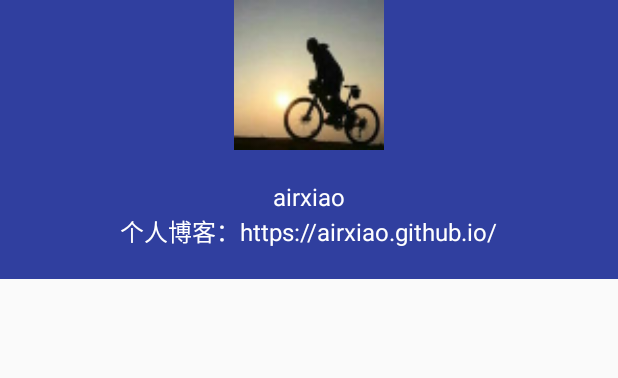
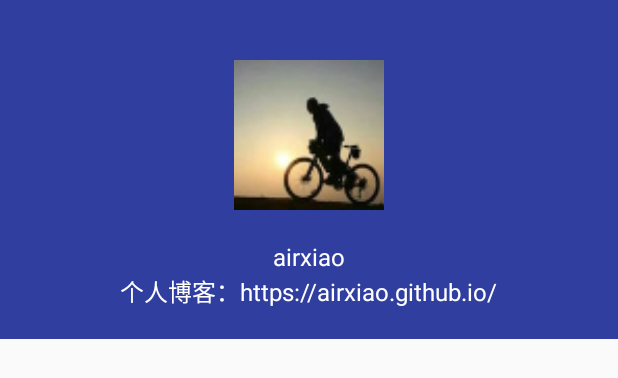
Before and after one commit to airxiao/O, an Android app: the layout drawer_head.xml on its own in the app's theme, with its tools: preview values and no code run, on a phone screen of 412 x 824 dp. Shown: the top 378 px of the screen. Run offline under Robolectric (Android 15) with nearby library versions, the phone set to English and light mode, and no system bars.

Commit message:
初步完成侧滑效果

```diff
--- a/app/build.gradle
+++ b/app/build.gradle
@@ -25,6 +25,7 @@ dependencies {
         exclude group: 'com.android.support', module: 'support-annotations'
     })
     compile 'com.android.support:appcompat-v7:25.3.1'
+    compile 'com.android.support:support-v4:25.3.1'
     compile 'com.android.support:design:25.3.1'
     testCompile 'junit:junit:4.12'
 
--- /dev/null
+++ b/app/src/main/res/drawable/abc_btn_radio_material.xml
@@ -0,0 +1,5 @@
+<?xml version="1.0" encoding="utf-8"?>
+<selector xmlns:android="http://schemas.android.com/apk/res/android">
+<item android:state_checked="true"  android:drawable="@drawable/icon_item_select"/>
+    <item android:drawable="@drawable/icon_item_unselect"/>
+</selector>
--- a/app/src/main/res/layout/content_main.xml
+++ b/app/src/main/res/layout/content_main.xml
@@ -32,6 +32,7 @@
 
             <android.support.design.widget.TabLayout
                 android:id="@+id/tabs"
+                android:background="@color/colorPrimary"
                 android:layout_width="match_parent"
                 android:layout_height="wrap_content" />
         </RelativeLayout>
--- a/app/src/main/res/layout/drawer_head.xml
+++ b/app/src/main/res/layout/drawer_head.xml
@@ -1,31 +1,32 @@
 <?xml version="1.0" encoding="utf-8"?>
 <LinearLayout xmlns:android="http://schemas.android.com/apk/res/android"
     android:layout_width="match_parent"
+    android:layout_height="wrap_content"
     android:background="?attr/colorPrimaryDark"
-    android:orientation="vertical"
     android:gravity="center"
-    android:layout_height="wrap_content">
+    android:orientation="vertical">
 
     <ImageView
-        android:background="@drawable/avatar"
         android:layout_width="100dp"
-        android:layout_height="100dp" />
+        android:layout_height="100dp"
+        android:layout_marginTop="40dp"
+        android:background="@drawable/avatar" />
 
     <TextView
+        android:layout_width="wrap_content"
+        android:layout_height="wrap_content"
+        android:layout_marginTop="20dp"
         android:text="airxiao"
         android:textColor="?android:attr/textColorPrimaryInverse"
-        android:layout_width="wrap_content"
-        android:textSize="16sp"
-        android:layout_marginTop="20dp"
-        android:layout_height="wrap_content" />
+        android:textSize="16sp" />
 
 
     <TextView
+        android:layout_width="wrap_content"
+        android:layout_height="wrap_content"
+        android:layout_marginBottom="20dp"
         android:text="个人博客：https://airxiao.github.io/"
         android:textColor="?android:attr/textColorPrimaryInverse"
-        android:layout_width="wrap_content"
-        android:textSize="16sp"
-        android:layout_height="wrap_content"
-        android:layout_marginBottom="20dp"/>
+        android:textSize="16sp" />
 
 </LinearLayout>
```
Also changed, not shown: app/src/main/res/layout/drawer.xml (+35 -3 lines), app/src/main/res/layout/fragment_study.xml (+5 -5 lines), app/src/main/res/drawable-xhdpi/icon_home.png (added), app/src/main/res/drawable-xhdpi/icon_item_select.png (added), app/src/main/res/drawable-xhdpi/icon_item_unselect.png (added).
